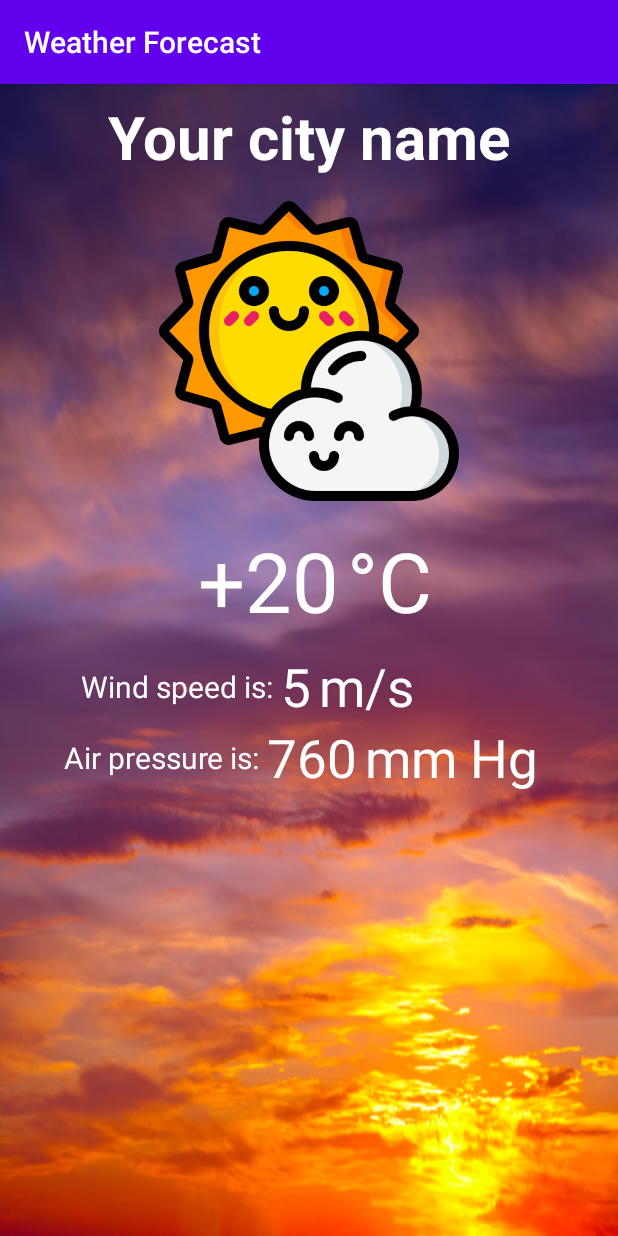
After one commit to tenstyle/Android_2020_1, an Android app: the ForecastActivity screen opened directly, with no data from a screen before it, on a phone screen of 412 x 824 dp. The commit adds this screen. Run offline under Robolectric (Android 15) with nearby library versions, the phone set to English and light mode, and no system bars.

Commit message:
Готовое домашнее задание ко 2 уроку. Сделал интерфейс экрана прогноза погоды.

```diff
--- a/app/src/main/AndroidManifest.xml
+++ b/app/src/main/AndroidManifest.xml
@@ -9,6 +9,7 @@
         android:roundIcon="@mipmap/ic_launcher_round"
         android:supportsRtl="true"
         android:theme="@style/AppTheme">
+        <activity android:name=".ForecastActivity"></activity>
         <activity android:name=".MainActivity">
             <intent-filter>
                 <action android:name="android.intent.action.MAIN" />
--- /dev/null
+++ b/app/src/main/java/ru/tenstyle/weatherforecast/ForecastActivity.java
@@ -0,0 +1,14 @@
+package ru.tenstyle.weatherforecast;
+
+import androidx.appcompat.app.AppCompatActivity;
+
+import android.os.Bundle;
+
+public class ForecastActivity extends AppCompatActivity {
+
+    @Override
+    protected void onCreate(Bundle savedInstanceState) {
+        super.onCreate(savedInstanceState);
+        setContentView(R.layout.activity_forecast);
+    }
+}
--- /dev/null
+++ b/app/src/main/res/layout/activity_forecast.xml
@@ -0,0 +1,146 @@
+<?xml version="1.0" encoding="utf-8"?>
+<androidx.constraintlayout.widget.ConstraintLayout xmlns:android="http://schemas.android.com/apk/res/android"
+    xmlns:app="http://schemas.android.com/apk/res-auto"
+    xmlns:tools="http://schemas.android.com/tools"
+    android:layout_width="match_parent"
+    android:layout_height="match_parent"
+    android:background="@drawable/dawn"
+    tools:context=".ForecastActivity">
+
+    <TextView
+        android:id="@+id/textView"
+        android:layout_width="wrap_content"
+        android:layout_height="wrap_content"
+        android:layout_marginStart="8dp"
+        android:layout_marginTop="8dp"
+        android:layout_marginEnd="8dp"
+        android:text="@string/your_city_name"
+        android:textColor="#ffffff"
+        android:textSize="40sp"
+        android:textStyle="bold"
+        app:layout_constraintEnd_toEndOf="parent"
+        app:layout_constraintStart_toStartOf="parent"
+        app:layout_constraintTop_toTopOf="parent" />
+
+    <ImageView
+        android:id="@+id/imageView"
+        android:layout_width="200dp"
+        android:layout_height="200dp"
+        android:layout_marginTop="16dp"
+        app:layout_constraintEnd_toEndOf="parent"
+        app:layout_constraintStart_toStartOf="parent"
+        app:layout_constraintTop_toBottomOf="@+id/textView"
+        app:srcCompat="@drawable/sun_with_cloud"
+        tools:ignore="ContentDescription" />
+
+    <TextView
+        android:id="@+id/textViewCelsiusCity"
+        android:layout_width="wrap_content"
+        android:layout_height="wrap_content"
+        android:layout_marginTop="16dp"
+        android:layout_weight="1"
+        android:text="+20"
+        android:textAlignment="center"
+        android:textColor="#ffffff"
+        android:textSize="55sp"
+        app:layout_constraintEnd_toEndOf="parent"
+        app:layout_constraintHorizontal_bias="0.415"
+        app:layout_constraintStart_toStartOf="parent"
+        app:layout_constraintTop_toBottomOf="@+id/imageView" />
+
+    <TextView
+        android:id="@+id/textViewCelsius"
+        android:layout_width="wrap_content"
+        android:layout_height="wrap_content"
+        android:layout_marginStart="5dp"
+        android:layout_weight="1"
+        android:text="@string/cel"
+        android:textAlignment="viewStart"
+        android:textColor="#ffffff"
+        android:textSize="55sp"
+        app:layout_constraintBottom_toBottomOf="@+id/textViewCelsiusCity"
+        app:layout_constraintStart_toEndOf="@+id/textViewCelsiusCity"
+        app:layout_constraintTop_toTopOf="@+id/textViewCelsiusCity" />
+
+    <TextView
+        android:id="@+id/textViewWind"
+        android:layout_width="wrap_content"
+        android:layout_height="wrap_content"
+        android:layout_marginTop="20dp"
+        android:text="@string/wind_speed_is"
+        android:textAlignment="textEnd"
+        android:textColor="#ffffff"
+        android:textSize="20sp"
+        app:layout_constraintEnd_toEndOf="parent"
+        app:layout_constraintHorizontal_bias="0.189"
+        app:layout_constraintStart_toStartOf="parent"
+        app:layout_constraintTop_toBottomOf="@+id/textViewCelsiusCity" />
+
+    <TextView
+        android:id="@+id/textSpeedCity"
+        android:layout_width="wrap_content"
+        android:layout_height="wrap_content"
+        android:layout_marginStart="5dp"
+        android:layout_weight="1"
+        android:text="5"
+        android:textAlignment="center"
+        android:textColor="#ffffff"
+        android:textSize="35sp"
+        app:layout_constraintBottom_toBottomOf="@+id/textViewWind"
+        app:layout_constraintStart_toEndOf="@+id/textViewWind"
+        app:layout_constraintTop_toTopOf="@+id/textViewWind" />
+
+    <TextView
+        android:id="@+id/textMPS"
+        android:layout_width="wrap_content"
+        android:layout_height="wrap_content"
+        android:layout_marginStart="5dp"
+        android:layout_weight="1"
+        android:text="@string/m_s"
+        android:textAlignment="viewStart"
+        android:textColor="#ffffff"
+        android:textSize="35sp"
+        app:layout_constraintStart_toEndOf="@+id/textSpeedCity"
+        app:layout_constraintTop_toTopOf="@+id/textSpeedCity" />
+
+    <TextView
+        android:id="@+id/textViewAir"
+        android:layout_width="wrap_content"
+        android:layout_height="wrap_content"
+        android:layout_marginTop="20dp"
+        android:text="@string/air_pressure_is"
+        android:textAlignment="textEnd"
+        android:textColor="#ffffff"
+        android:textSize="20sp"
+        app:layout_constraintEnd_toEndOf="parent"
+        app:layout_constraintHorizontal_bias="0.15"
+        app:layout_constraintStart_toStartOf="parent"
+        app:layout_constraintTop_toBottomOf="@+id/textViewWind" />
+
+    <TextView
+        android:id="@+id/textPressureCity"
+        android:layout_width="wrap_content"
+        android:layout_height="wrap_content"
+        android:layout_marginStart="5dp"
+        android:layout_weight="1"
+        android:text="760"
+        android:textAlignment="center"
+        android:textColor="#ffffff"
+        android:textSize="35sp"
+        app:layout_constraintBottom_toBottomOf="@+id/textViewAir"
+        app:layout_constraintStart_toEndOf="@+id/textViewAir"
+        app:layout_constraintTop_toTopOf="@+id/textViewAir" />
+
+    <TextView
+        android:id="@+id/textViewMmHg"
+        android:layout_width="wrap_content"
+        android:layout_height="wrap_content"
+        android:layout_marginStart="5dp"
+        android:layout_weight="1"
+        android:text="@string/mm_hg"
+        android:textAlignment="viewStart"
+        android:textColor="#ffffff"
+        android:textSize="35sp"
+        app:layout_constraintStart_toEndOf="@+id/textPressureCity"
+        app:layout_constraintTop_toTopOf="@+id/textPressureCity" />
+</androidx.constraintlayout.widget.ConstraintLayout>
--- a/app/src/main/res/values/strings.xml
+++ b/app/src/main/res/values/strings.xml
@@ -4,6 +4,12 @@
     <string name="show_air_pressure">Show air pressure</string>
     <string name="show_wind_speed">Show wind speed</string>
     <string name="show_weather_forecast">Show weather forecast</string>
+    <string name="your_city_name">Your city name</string>
+    <string name="cel">°C</string>
+    <string name="wind_speed_is">Wind speed is:</string>
+    <string name="m_s">m/s</string>
+    <string name="air_pressure_is">Air pressure is:</string>
+    <string name="mm_hg">mm Hg</string>
 
     <string-array name="cities">
         <item>Moscow</item>
```
Also changed, not shown: 1 other file.
